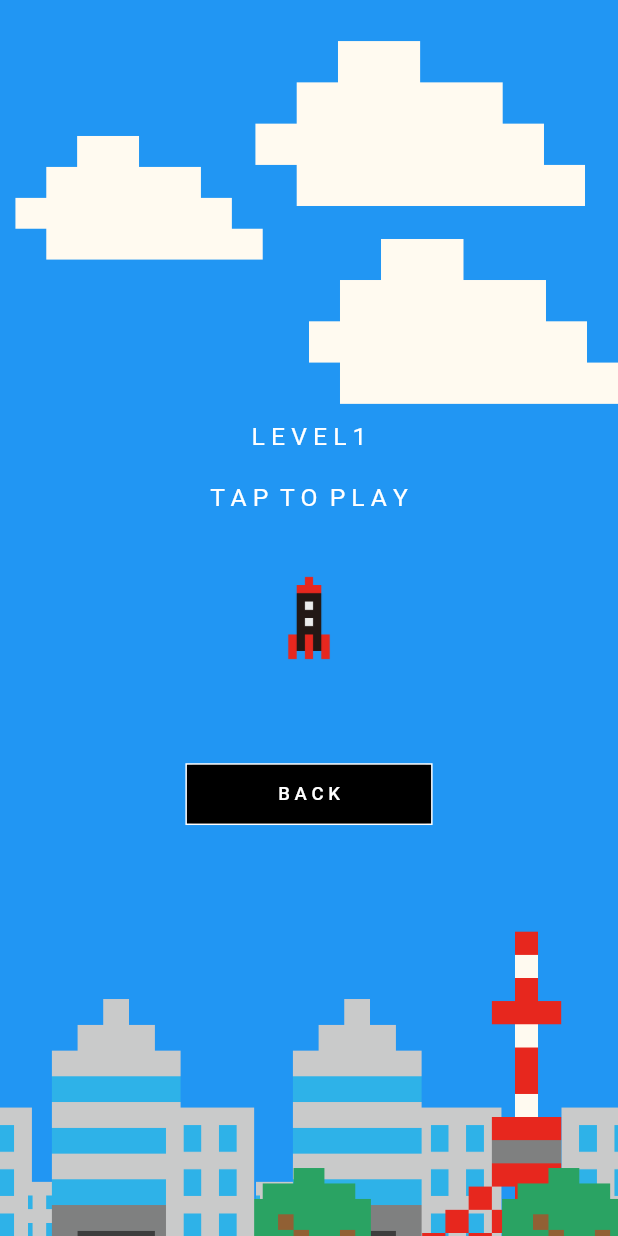
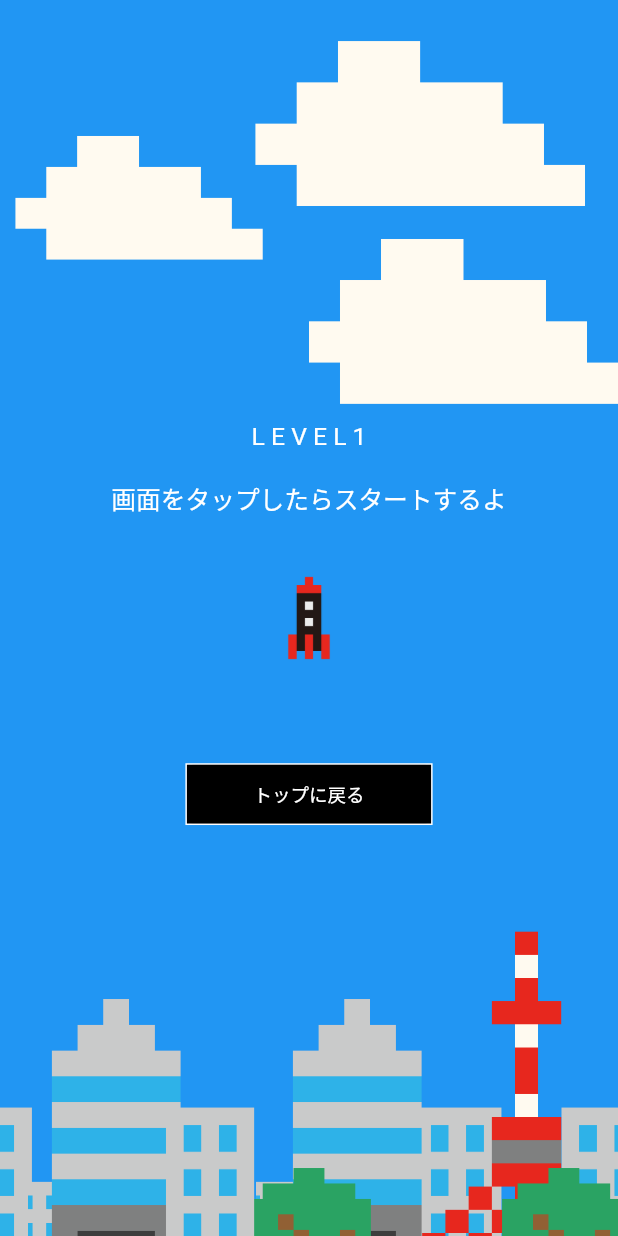
Before and after one commit to yuto90/new_rocket, a Flutter app: the screen it shows after launch, after a tap on "LEVEL", on a phone screen of 412 x 824 dp. Run offline on Flutter 3.47's test engine with Material 2 defaults, Android fonts, the phone set to English and light mode, and no system bars; our stand-ins replace flutter_dotenv, google_fonts, google_mobile_ads, shared_preferences; network calls fail.

Commit message:
一部文言を日本語化

```diff
--- a/lib/mode/game_over/game_over.dart
+++ b/lib/mode/game_over/game_over.dart
@@ -38,7 +38,7 @@ class GameOver extends StatelessWidget {
                       model.resetPosition();
                     },
                     child: Text(
-                      'C O N T I N U E',
+                      '再挑戦する',
                       style: TextStyle(
                         fontSize: SizeConfig.blockSizeVertical! * 1.5,
                         color: Colors.white,
@@ -63,7 +63,7 @@ class GameOver extends StatelessWidget {
                       model.resetPosition();
                     },
                     child: Text(
-                      'E X I T',
+                      'トップに戻る',
                       style: TextStyle(
                           fontSize: SizeConfig.blockSizeVertical! * 1.5,
                           color: Colors.white),
--- a/lib/mode/how/how.dart
+++ b/lib/mode/how/how.dart
@@ -144,7 +144,7 @@ class How extends StatelessWidget {
                       model.switchDisplay('top');
                     },
                     child: Text(
-                      'B A C K',
+                      '戻る',
                       style: TextStyle(
                         fontSize: SizeConfig.blockSizeVertical! * 1.5,
                         color: Colors.white,
--- a/lib/mode/ready/ready.dart
+++ b/lib/mode/ready/ready.dart
@@ -25,7 +25,7 @@ class Ready extends StatelessWidget {
               Align(
                 alignment: Alignment(0, -0.2),
                 child: Text(
-                  'T A P  T O  P L A Y',
+                  '画面をタップしたらスタートするよ',
                   style: TextStyle(
                     fontSize: SizeConfig.blockSizeVertical! * 2,
                     color: Colors.white,
@@ -47,7 +47,7 @@ class Ready extends StatelessWidget {
                       model.switchDisplay('top');
                     },
                     child: Text(
-                      'B A C K',
+                      'トップに戻る',
                       style: TextStyle(
                         fontSize: SizeConfig.blockSizeVertical! * 1.5,
                         color: Colors.white,
--- a/lib/mode/top/top.dart
+++ b/lib/mode/top/top.dart
@@ -155,7 +155,7 @@ class Top extends StatelessWidget {
                       model.switchDisplay('how');
                     },
                     child: Text(
-                      'H O W  T O  P L A Y',
+                      '遊び方',
                       style: TextStyle(
                         fontSize: SizeConfig.blockSizeVertical! * 1.5,
                         color: Colors.white,
```
